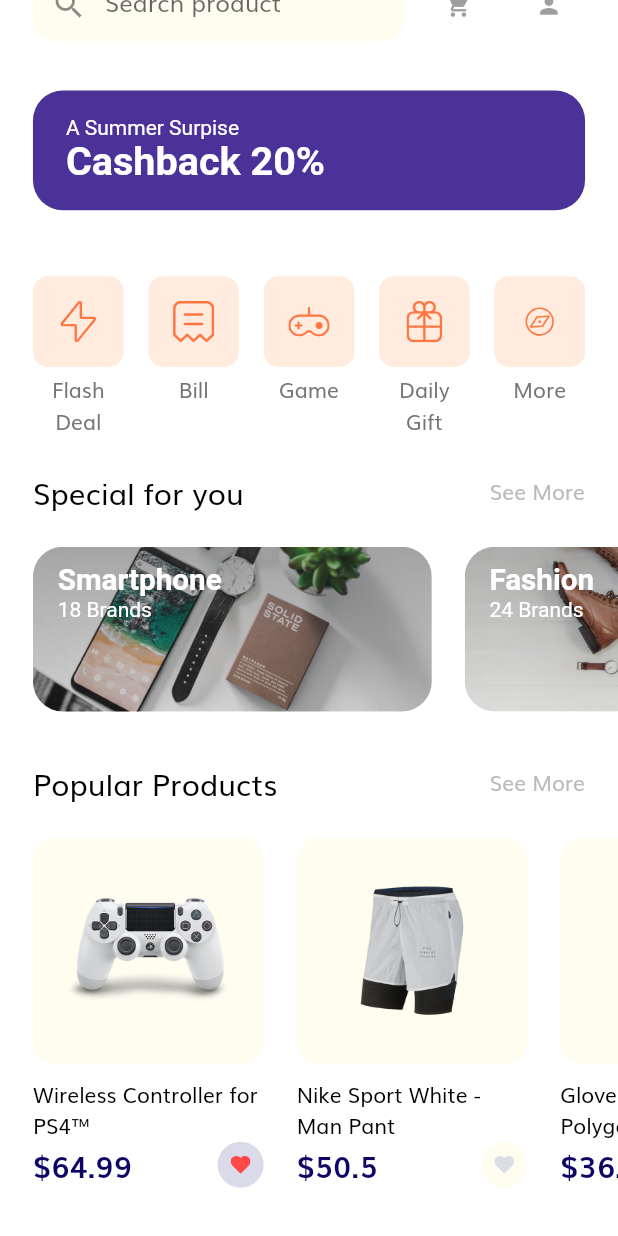
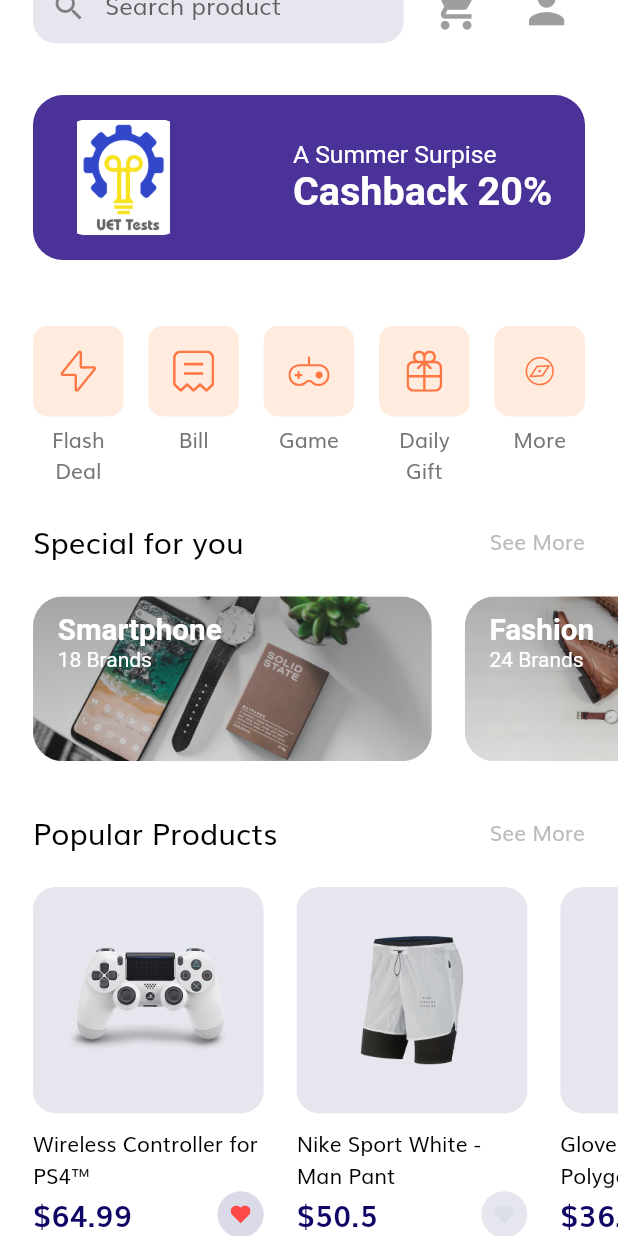
Before and after one commit to Wajishahid10/Uet-Tests-Mobile-App, a Flutter app: the screen it shows after launch, scrolled down 41 dp, on a phone screen of 412 x 824 dp. Run offline on Flutter 3.47's test engine with Material 2 defaults, Android fonts, the phone set to English and light mode, and no system bars; our stand-ins replace flutter_svg.

Commit message:
Branded App

```diff
--- a/ut/lib/constants.dart
+++ b/ut/lib/constants.dart
@@ -8,7 +8,7 @@ const kPrimaryGradientColor = LinearGradient(
   end: Alignment.bottomRight,
   colors: [Color(0xFFFFA53E), Color(0xFFFF7643)],
 );
-const kSecondaryColor = Color.fromRGBO(249, 232, 102, 1);
+const kSecondaryColor = Color.fromRGBO(14, 5, 100, 0.65);
 const kTextColor = Color(0xFF757575);
 
 const kAnimationDuration = Duration(milliseconds: 200);
--- a/ut/lib/screens/home/components/discount_banner.dart
+++ b/ut/lib/screens/home/components/discount_banner.dart
@@ -21,11 +21,27 @@ class DiscountBanner extends StatelessWidget {
         color: Color(0xFF4A3298),
         borderRadius: BorderRadius.circular(20),
       ),
-      child: Text.rich(
+      child: Row(
+        mainAxisAlignment: MainAxisAlignment.spaceBetween,
+        children: [
+          ClipRRect(
+            borderRadius: BorderRadius.circular(13),
+            child: Image.asset(
+              'assets/logo.png',
+              height: getProportionateScreenWidth(70),
+              width: getProportionateScreenWidth(70),
+            ),
+          ),
+          Text.rich(
             TextSpan(
               style: TextStyle(color: Colors.white),
               children: [
-            TextSpan(text: "A Summer Surpise\n"),
+                TextSpan(
+                  text: "A Summer Surpise\n",
+                  style: TextStyle(
+                    fontSize: getProportionateScreenWidth(15),
+                  ),
+                ),
                 TextSpan(
                   text: "Cashback 20%",
                   style: TextStyle(
@@ -36,6 +52,8 @@ class DiscountBanner extends StatelessWidget {
               ],
             ),
           ),
+        ],
+      ),
     );
   }
 }
--- a/ut/lib/screens/home/components/home_header.dart
+++ b/ut/lib/screens/home/components/home_header.dart
@@ -19,20 +19,24 @@ class HomeHeader extends StatelessWidget {
     return Padding(
       padding:
           EdgeInsets.symmetric(horizontal: getProportionateScreenWidth(20)),
-      child: Row(
+      child: Column(
+        mainAxisAlignment: MainAxisAlignment.spaceEvenly,
+        children: [
+          Row(
             mainAxisAlignment: MainAxisAlignment.spaceBetween,
             children: [
               SearchField(),
               IconButton(
-            iconSize: getProportionateScreenWidth(16),
-            onPressed: () => Navigator.pushNamed(context, CartScreen.routeName),
+                iconSize: getProportionateScreenWidth(32),
+                onPressed: () =>
+                    Navigator.pushNamed(context, CartScreen.routeName),
                 icon: Icon(
                   Icons.shopping_cart,
                   color: Colors.grey,
                 ),
               ),
               IconButton(
-            iconSize: getProportionateScreenWidth(16),
+                iconSize: getProportionateScreenWidth(32),
                 onPressed: () =>
                     Navigator.pushNamed(context, ProfileScreen.routeName),
                 icon: Icon(
@@ -42,6 +46,8 @@ class HomeHeader extends StatelessWidget {
               ),
             ],
           ),
+        ],
+      ),
     );
   }
 }
--- a/ut/pubspec.yaml
+++ b/ut/pubspec.yaml
@@ -1,5 +1,5 @@
 name: uet_tests
-description: A new Flutter project.
+description: UET Testing Services Online Mangement.
 
 # The following line prevents the package from being accidentally published to
 # pub.dev using `pub publish`. This is preferred for private packages.
@@ -48,6 +48,7 @@ flutter:
   uses-material-design: true
   # To add assets to your application, add an assets section, like this:
   assets:
+    - assets/
     - assets/images/
     - assets/icons/
   #   - images/a_dot_ham.jpeg
```
Also changed, not shown: ut/assets/logo.png (added), 14 other files. Lines whose indentation alone changed are shown as unchanged.
